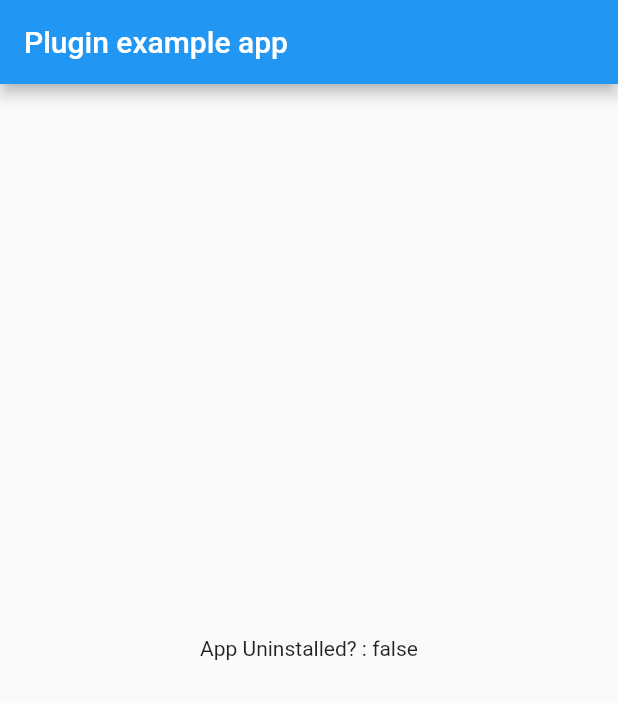
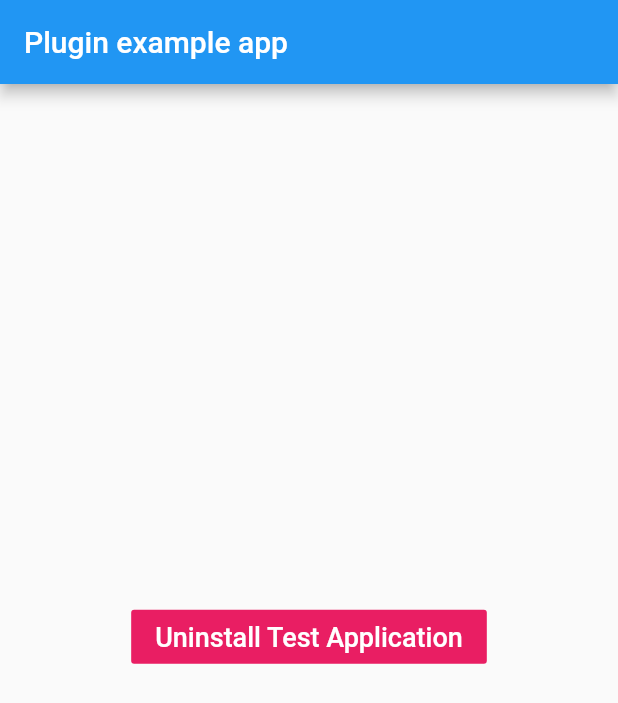
Before and after one commit to CodersTurf/app_uninstaller, a Flutter app: the screen it shows after launch, on a phone screen of 412 x 824 dp. Shown: the top 703 px of the screen. Run offline on Flutter 3.47's test engine with Material 2 defaults, Android fonts, the phone set to English and light mode, and no system bars.

Commit message:
version-0.4.1

```diff
--- a/example/lib/main.dart
+++ b/example/lib/main.dart
@@ -14,33 +14,7 @@ class MyApp extends StatefulWidget {
 }
 
 class _MyAppState extends State<MyApp> {
-  bool _isUninstalled=false;
-
-  @override
-  void initState() {
-    super.initState();
-    initialize();
-  }
-
-  Future<void> initialize() async {
-    bool isUninstalled;
-    // Platform messages may fail, so we use a try/catch PlatformException.
-    try {
-      isUninstalled =
-      await AppUninstaller.Uninstall("in.AajTak.headlines");
-    } on Exception {
-      isUninstalled = false;
-    }
-
-    // If the widget was removed from the tree while the asynchronous platform
-    // message was in flight, we want to discard the reply rather than calling
-    // setState to update our non-existent appearance.
-    if (!mounted) return;
-
-    setState(() {
-      isUninstalled = isUninstalled;
-    });
-  }
+  String uninstallStatus = "";
 
   @override
   Widget build(BuildContext context) {
@@ -50,7 +24,38 @@ class _MyAppState extends State<MyApp> {
           title: const Text('Plugin example app'),
         ),
         body: Center(
-          child: Text('App Uninstalled? : $_isUninstalled\n'),
+          child: Column(
+              mainAxisAlignment: MainAxisAlignment.center,
+              children: <Widget>[
+                FlatButton(
+                  textColor: Colors.white,
+                  color: Colors.pink,
+                  onPressed: () async {
+                    try {
+                      var isUninstalled = await AppUninstaller.Uninstall(
+                          "com.example.testapplication");
+                      setState(() {
+                        uninstallStatus = isUninstalled
+                            ? "Successfully Uninstalled!"
+                            : "Cancelled by user";
+                      });
+                    } on Exception {
+                      uninstallStatus = "Some error occurred";
+                    }
+                  },
+                  child: Text(
+                    "Uninstall Test Application",
+                    style: TextStyle(fontSize: 18),
+                  ),
+                ),
+                SizedBox(
+                  height: 10,
+                ),
+                Text(
+                  uninstallStatus,
+                  style: TextStyle(fontSize: 18, fontWeight: FontWeight.w500),
+                )
+              ]),
         ),
       ),
     );
```
Also changed, not shown: pubspec.yaml (+8 -1 lines), example/pubspec.lock, 3 other files.
